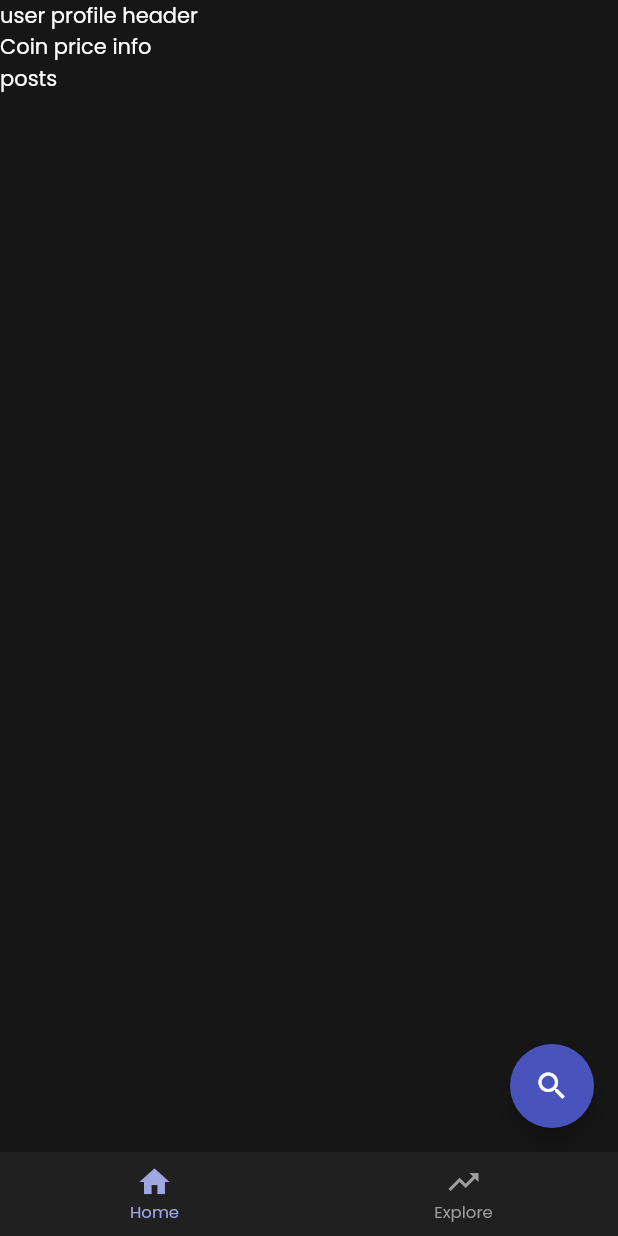
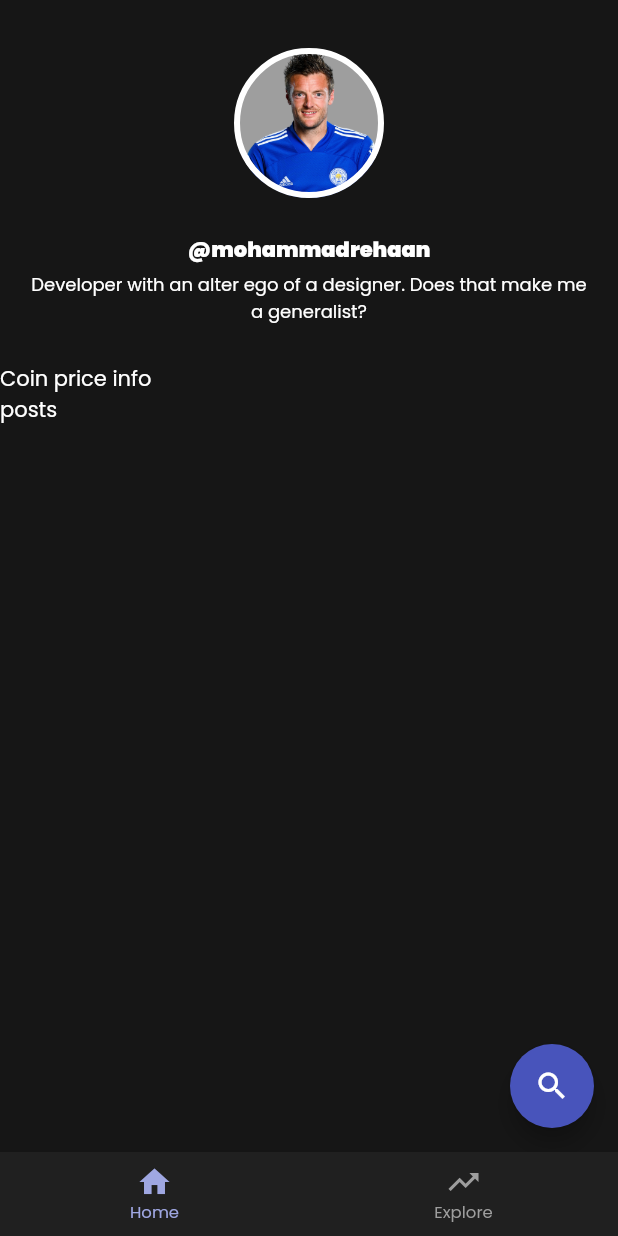
Before and after one commit to reyhaan/cloutbook, a Flutter app: the screen it shows after launch, on a phone screen of 412 x 824 dp. Run offline on Flutter 3.47's test engine with Material 2 defaults, Android fonts, the phone set to English and light mode, and no system bars; our stand-ins replace google_fonts.

Commit message:
add profile header

```diff
--- /dev/null
+++ b/lib/assets.dart
@@ -0,0 +1,5 @@
+class Assets {
+  static const String _images = 'assets/images/';
+
+  static const String avatar = '${_images}avatar.png';
+}
--- a/lib/screens/HomeScreen.dart
+++ b/lib/screens/HomeScreen.dart
@@ -1,3 +1,4 @@
+import 'package:cloutbook/widgets/ProfileHeader.dart';
 import 'package:flutter/material.dart';
 
 class HomeScreen extends StatefulWidget {
@@ -13,7 +14,7 @@ class _HomeScreenState extends State<HomeScreen> {
     return Scaffold(
       body: ListView(
         children: [
-          Text('user profile header'),
+          ProfileHeader(),
           Text('Coin price info'),
           Text('posts'),
         ],
--- /dev/null
+++ b/lib/widgets/ProfileHeader.dart
@@ -0,0 +1,55 @@
+import 'package:cloutbook/assets.dart';
+import 'package:flutter/material.dart';
+
+class ProfileHeader extends StatefulWidget {
+  ProfileHeader({Key key}) : super(key: key);
+
+  @override
+  _ProfileHeaderState createState() => _ProfileHeaderState();
+}
+
+class _ProfileHeaderState extends State<ProfileHeader> {
+  @override
+  Widget build(BuildContext context) {
+    return Container(
+      child: Column(
+        children: [
+          Container(
+            height: 100,
+            width: 100,
+            margin: EdgeInsets.fromLTRB(
+              8.0,
+              32.0,
+              8.0,
+              20.0,
+            ),
+            decoration: BoxDecoration(
+              color: Colors.grey,
+              image: DecorationImage(
+                image: AssetImage(Assets.avatar),
+              ),
+              shape: BoxShape.circle,
+              border: Border.all(color: Colors.white, width: 4),
+            ),
+          ),
+          Container(
+            margin: EdgeInsets.only(top: 4.0, bottom: 4.0),
+            child: Text(
+              '@mohammadrehaan',
+              style: TextStyle(fontWeight: FontWeight.w900, fontSize: 14),
+            ),
+          ),
+          Container(
+            padding: EdgeInsets.only(left: 20, right: 20),
+            margin: EdgeInsets.only(bottom: 25.0),
+            child: Text(
+              'Developer with an alter ego of a designer. Does that make me a generalist?',
+              textAlign: TextAlign.center,
+              style: TextStyle(fontSize: 12),
+            ),
+          ),
+        ],
+      ),
+    );
+  }
+}
--- a/pubspec.yaml
+++ b/pubspec.yaml
@@ -19,3 +19,6 @@ dev_dependencies:
 
 flutter:
   uses-material-design: true
+
+  assets:
+    - assets/images/
```
Also changed, not shown: assets/images/avatar.png (added).
